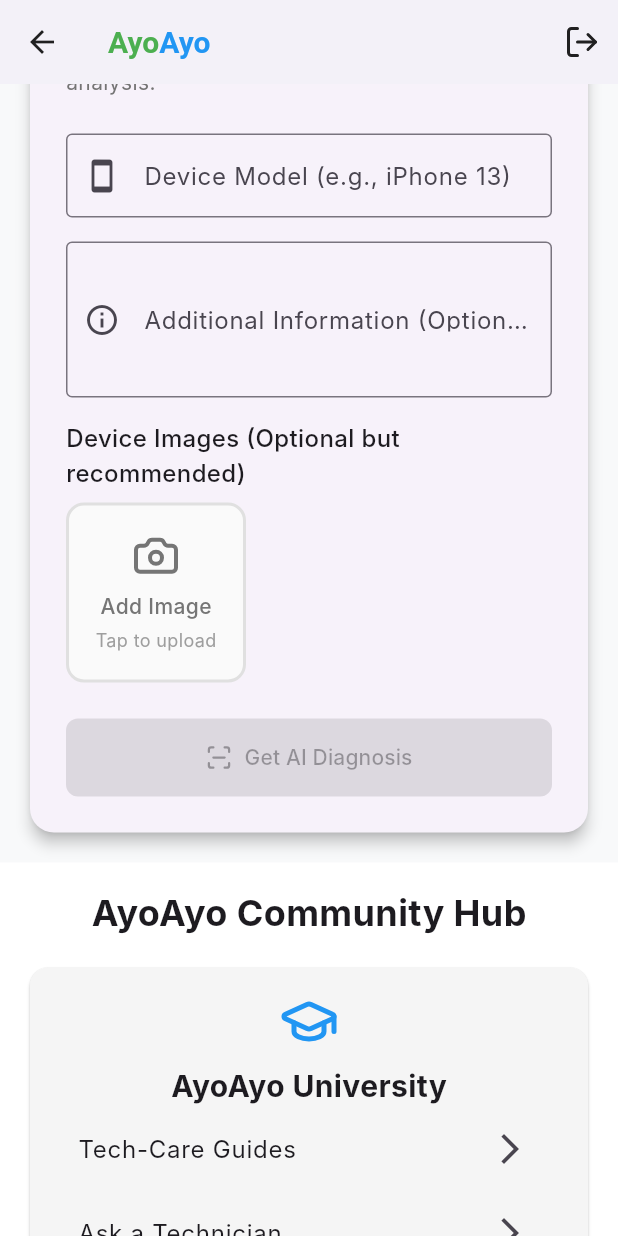
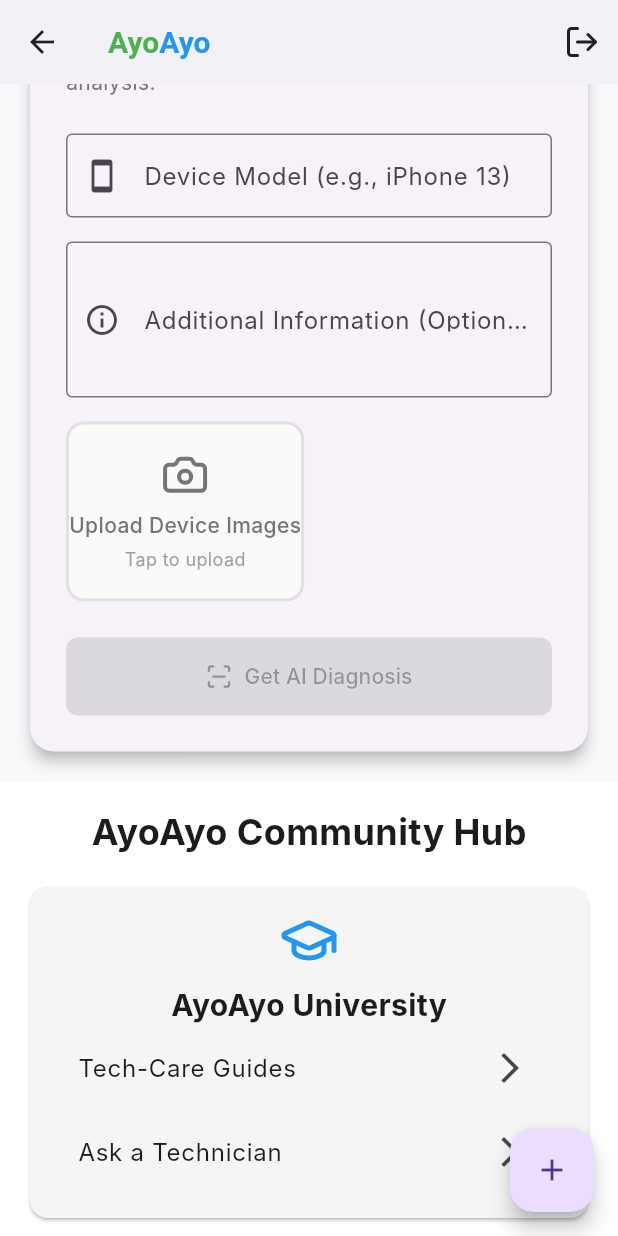
Before and after one commit to LemuelAbellana/Q2_AyoAyo_Abellana_Jamora_Fernando, a Flutter app: the HomeScreen screen opened by its route, scrolled down 576 dp, on a phone screen of 412 x 824 dp. Run offline on Flutter 3.47's test engine with Material 3 defaults, Android fonts, the phone set to English and light mode, and no system bars; our stand-ins replace google_generative_ai, image_picker, lucide_flutter; Roboto replaces fonts that are missing (Inter).

Commit message:
Updated Diagnosis

```diff
--- a/lib/providers/diagnosis_provider.dart
+++ b/lib/providers/diagnosis_provider.dart
@@ -11,7 +11,6 @@
   String _deviceModel = '';
   String _additionalInfo = '';
   final List<File> _selectedImages = [];
-  final List<Uint8List> _imageBytes = []; // For web compatibility
 
   // Results
   DiagnosisResult? _currentResult;
@@ -22,7 +21,6 @@
   String get deviceModel => _deviceModel;
   String get additionalInfo => _additionalInfo;
   List<File> get selectedImages => List.unmodifiable(_selectedImages);
-  List<Uint8List> get imageBytes => List.unmodifiable(_imageBytes);
   DiagnosisResult? get currentResult => _currentResult;
   bool get isLoading => _isLoading;
   String? get error => _error;
@@ -40,13 +38,16 @@
     notifyListeners();
   }
 
-  void addImage(File image, [Uint8List? bytes]) {
+  void setSelectedImages(List<File> images) {
+    _selectedImages.clear();
+    _selectedImages.addAll(images);
+    notifyListeners();
+  }
+
+  void addImage(File image) {
     if (_selectedImages.length < 3) {
       // Limit to 3 images
       _selectedImages.add(image);
-      if (bytes != null) {
-        _imageBytes.add(bytes);
-      }
       notifyListeners();
     }
   }
@@ -54,16 +55,12 @@
   void removeImage(int index) {
     if (index >= 0 && index < _selectedImages.length) {
       _selectedImages.removeAt(index);
-      if (index < _imageBytes.length) {
-        _imageBytes.removeAt(index);
-      }
       notifyListeners();
     }
   }
 
   void clearImages() {
     _selectedImages.clear();
-    _imageBytes.clear();
     notifyListeners();
   }
 
@@ -84,7 +81,6 @@
       final diagnosis = DeviceDiagnosis(
         deviceModel: _deviceModel,
         images: _selectedImages,
-        imageBytes: kIsWeb ? _imageBytes : null,
         additionalInfo: _additionalInfo.isEmpty ? null : _additionalInfo,
       );
 
@@ -104,7 +100,6 @@
     _deviceModel = '';
     _additionalInfo = '';
     _selectedImages.clear();
-    _imageBytes.clear();
     _currentResult = null;
     _error = null;
     _isLoading = false;
--- a/lib/screens/home_screen.dart
+++ b/lib/screens/home_screen.dart
@@ -4,7 +4,8 @@
 import '/widgets/home/about_section.dart';
 import '/widgets/home/community_hub.dart';
 import '/widgets/home/hero_section.dart';
-import '/widgets/shared/app_footer.dart';
+import 'package:ayoayo/screens/device_passport_form_screen.dart';
+import 'package:ayoayo/widgets/shared/app_footer.dart';
 
 class HomeScreen extends StatefulWidget {
   const HomeScreen({super.key});
@@ -67,6 +68,17 @@
           ],
         ),
       ),
+      floatingActionButton: FloatingActionButton(
+        onPressed: () {
+          Navigator.push(
+            context,
+            MaterialPageRoute(
+              builder: (context) => const DevicePassportFormScreen(),
+            ),
+          );
+        },
+        child: const Icon(Icons.add),
+      ),
     );
   }
 }
--- a/lib/services/gemini_diagnosis_service.dart
+++ b/lib/services/gemini_diagnosis_service.dart
@@ -1,8 +1,10 @@
 import 'dart:convert';
 import 'dart:io';
 import 'package:google_generative_ai/google_generative_ai.dart';
-import '/models/device_diagnosis.dart';
-import '/config/api_config.dart';
+import 'package:ayoayo/services/knowledge_base.dart';
+import 'package:ayoayo/models/device_diagnosis.dart';
+import 'package:ayoayo/config/api_config.dart';
+import 'package:ayoayo/services/knowledge_base.dart';
 
 class GeminiDiagnosisService {
   static const String _apiKey = ApiConfig.geminiApiKey;
@@ -11,35 +13,59 @@
 
   // Knowledge base for device diagnostics
   static const String _knowledgeBase = '''
-  DEVICE DIAGNOSTIC KNOWLEDGE BASE:
+  DEVICE DIAGNOSTIC KNOWLEDGE BASE (Philippines & Davao Market Focus):
 
-  Common Device Issues:
-  - Battery degradation: Usually occurs after 2-3 years, identified by rapid discharge, overheating
-  - Screen damage: Cracks, dead pixels, touch responsiveness issues
-  - Water damage: Corrosion, non-responsive components, moisture indicators
-  - Software issues: Slow performance, crashes, unresponsive apps
-  - Hardware failures: Speaker/microphone problems, camera issues, charging port damage
+  **1. Common Device Issues & Symptoms:**
+  - **Battery Degradation:** Rapid discharge (<80% health), overheating during charging, unexpected shutdowns. Common after 2-3 years.
+  - **Screen Damage:**
+    - *LCD/OLED Failure:* Black spots, green lines, unresponsive touch, "ghost touch."
+    - *Physical Damage:* Visible cracks, deep scratches.
+  - **Water Damage:** Discolored moisture indicators (usually inside SIM tray), foggy camera lens, corroded charging port, unresponsive buttons.
+  - **Software Issues:** Frequent app crashes, slow UI, boot loops, failed updates.
+  - **Hardware Failures:**
+    - *Speaker/Mic:* Crackling audio, no sound during calls.
+    - *Camera:* Blurry photos, black screen in camera app, focus issues.
+    - *Charging Port:* Loose connection, requires specific cable angle to charge, no charging.
+  - **Motherboard/Logic Board Issues:** No power, no display even with a new screen, overheating with no specific cause.
 
-  Device Value Factors:
-  - Age of device (major factor)
-  - Market demand and availability
-  - Condition (screen, battery, hardware)
-  - Storage capacity
-  - Regional market conditions (Philippines/Davao)
-  - Brand reputation and support
+  **2. Device Value Factors (Philippines Context):**
+  - **Age & Model:** Newer models (iPhone 12+, Samsung S21+) retain value well. Older models (iPhone 8, Samsung S9) have lower but stable value.
+  - **Market Demand (Davao):** High demand for iPhones, Samsung A-series, and budget brands like Xiaomi/Realme.
+  - **Condition:**
+    - *Pristine/Mint:* No visible flaws. Highest value.
+    - *Good:* Minor, barely visible scratches.
+    - *Fair:* Visible scratches, minor dents.
+    - *Damaged:* Cracked screen/back, major dents, known hardware issues. Lowest value.
+  - **Storage Capacity:** Higher storage (128GB+) significantly increases value.
+  - **"GPP" / Carrier Locked Units:** Lower value than "Factory Unlocked" (FU) units.
+  - **Repairs History:** Use of non-original parts (replacement screens/batteries) can lower value.
 
-  Repair Cost Estimates (Philippines market):
-  - iPhone screen replacement: ₱3,000-₱8,000
-  - Android screen replacement: ₱1,500-₱5,000
-  - Battery replacement: ₱800-₱3,000
-  - Charging port repair: ₱500-₱2,000
-  - Water damage repair: ₱2,000-₱10,000
+  **3. Repair Cost Estimates (Davao City, Greenhills price reference):**
+  - **iPhone Screen:**
+    - *LCD (iPhone 8-11):* ₱2,500 - ₱4,000
+    - *OLED (iPhone X-14):* ₱5,000 - ₱12,000
+  - **Android Screen:**
+    - *LCD (Budget models):* ₱1,500 - ₱3,000
+    - *OLED (Samsung A-series, etc.):* ₱3,500 - ₱7,000
+    - *Curved OLED (Flagships):* ₱8,000 - ₱15,000
+  - **Battery Replacement:**
+    - *iPhone:* ₱1,200 - ₱2,500
+    - *Android:* ₱800 - ₱2,000
+  - **Charging Port Flex:** ₱800 - ₱1,800
+  - **Water Damage Cleaning/Diagnosis:** ₱1,500 - ₱3,000 (no guarantee of fix)
+  - **Motherboard Repair (Micro-soldering):** ₱3,000 - ₱10,000+ (high risk)
 
-  Recommended Actions:
-  - High value devices (>₱15,000): Consider repair if cost <40% of current value
-  - Medium value devices (₱5,000-₱15,000): Evaluate repair vs replacement
-  - Low value devices (<₱5,000): Consider donation or recycling
-  - Devices with multiple issues: Often better to recycle or donate
+  **4. Model-Specific Information & Estimated Second-hand Value (Good Condition, FU):**
+  - **iPhone 13 (128GB):** ~₱30,000 - ₱35,000. *Common issue: Occasional green screen tint.*
+  - **iPhone 11 (64GB):** ~₱15,000 - ₱18,000. *Common issue: LCD discoloration at edges.*
+  - **Samsung A52s (128GB):** ~₱10,000 - ₱12,000. *Common issue: Minor software bugs.*
+  - **Xiaomi Note 10 Pro (128GB):** ~₱7,000 - ₱9,000. *Common issue: "Ghost touch" on some units.*
+
+  **5. Recommended Actions Logic:**
+  - **High Value (>₱20,000):** Repair is viable if cost is < 40% of post-repair value.
+  - **Medium Value (₱8,000 - ₱20,000):** Repair if essential (screen, battery). Multiple issues may not be worth it.
+  - **Low Value (<₱8,000):** Minor repairs only. Often better to sell "as-is" for parts, donate, or recycle.
+  - **Cracked Screen + Other Major Issue:** Usually not worth repairing unless it's a very new model.
   ''';
 
   GeminiDiagnosisService() {
@@ -62,8 +88,11 @@
         imageAnalysis = await _analyzeDeviceImages(diagnosis.images);
       }
 
+      // Get relevant knowledge from the knowledge base
+      final relevantKnowledge = await _getRelevantKnowledge(diagnosis);
+
       // Create comprehensive prompt using RAG approach
-      final prompt = _buildDiagnosisPrompt(diagnosis, imageAnalysis);
+      final prompt = _buildDiagnosisPrompt(diagnosis, imageAnalysis, relevantKnowledge);
 
       // Generate AI analysis
       final response = await _model.generateContent([Content.text(prompt)]);
@@ -112,15 +141,22 @@
     }
   }
 
+  Future<String> _getRelevantKnowledge(DeviceDiagnosis diagnosis) async {
+    // For now, we'll just return the entire knowledge base.
+    // In the future, we can implement a more sophisticated retrieval mechanism.
+    return KnowledgeBase.RAGData;
+  }
+
   String _buildDiagnosisPrompt(
     DeviceDiagnosis diagnosis,
     String imageAnalysis,
+    String relevantKnowledge,
   ) {
     return '''
     MOBILE DEVICE DIAGNOSTIC SYSTEM
 
     KNOWLEDGE BASE:
-    $_knowledgeBase
+    $relevantKnowledge
 
     DEVICE TO ANALYZE:
     - Model: ${diagnosis.deviceModel}
--- a/lib/widgets/diagnosis/diagnosis_form.dart
+++ b/lib/widgets/diagnosis/diagnosis_form.dart
@@ -70,54 +70,10 @@
               },
             ),
             const SizedBox(height: 16),
-            Consumer<DiagnosisProvider>(
-              builder: (context, provider, child) {
-                final images = provider.selectedImages;
-                return Column(
-                  crossAxisAlignment: CrossAxisAlignment.start,
-                  children: [
-                    const Text(
-                      'Device Images (Optional but recommended)',
-                      style: TextStyle(
-                        fontSize: 16,
-                        fontWeight: FontWeight.w500,
-                      ),
-                    ),
-                    const SizedBox(height: 8),
-                    SizedBox(
-                      height: 120,
-                      child: ListView.builder(
-                        scrollDirection: Axis.horizontal,
-                        itemCount: (images.length < 3)
-                            ? images.length + 1
-                            : images.length,
-                        itemBuilder: (context, index) {
-                          if (index < images.length) {
-                            return Container(
-                              width: 120,
-                              margin: const EdgeInsets.only(right: 16),
-                              child: ImageUploadPlaceholder(
-                                label: 'Image ${index + 1}',
-                                selectedImage: images[index],
-                                imageBytes: index < provider.imageBytes.length
-                                    ? provider.imageBytes[index]
-                                    : null,
-                              ),
-                            );
-                          } else {
-                            return Container(
-                              width: 120,
-                              margin: const EdgeInsets.only(right: 16),
-                              child: const ImageUploadPlaceholder(
-                                label: 'Add Image',
-                              ),
-                            );
-                          }
-                        },
-                      ),
-                    ),
-                  ],
-                );
+            ImageUploadPlaceholder(
+              label: 'Upload Device Images',
+              onImagesSelected: (imageFiles) {
+                context.read<DiagnosisProvider>().setSelectedImages(imageFiles);
               },
             ),
             const SizedBox(height: 24),
--- a/lib/widgets/diagnosis/image_upload_placeholder.dart
+++ b/lib/widgets/diagnosis/image_upload_placeholder.dart
@@ -3,26 +3,31 @@
 import 'package:flutter/material.dart';
 import 'package:lucide_flutter/lucide_flutter.dart';
 import 'package:image_picker/image_picker.dart';
-import 'package:provider/provider.dart';
-import '/providers/diagnosis_provider.dart';
 
-class ImageUploadPlaceholder extends StatelessWidget {
+
+class ImageUploadPlaceholder extends StatefulWidget {
   final String label;
-  final File? selectedImage;
-  final Uint8List? imageBytes; // For web compatibility
-  final VoidCallback? onImageSelected;
+  final Function(List<File>) onImagesSelected;
 
   const ImageUploadPlaceholder({
     super.key,
     required this.label,
-    this.selectedImage,
-    this.imageBytes,
-    this.onImageSelected,
+    required this.onImagesSelected,
   });
 
   @override
+  State<ImageUploadPlaceholder> createState() => _ImageUploadPlaceholderState();
+}
+
+class _ImageUploadPlaceholderState extends State<ImageUploadPlaceholder> {
+  final List<File> _selectedImages = [];
+  final ImagePicker _picker = ImagePicker();
+
+  @override
   Widget build(BuildContext context) {
-    return Container(
+    return Column(
+      children: [
+        Container(
           height: 120,
           decoration: BoxDecoration(
             border: Border.all(color: Colors.grey.shade300, width: 2),
@@ -32,56 +37,8 @@
           child: InkWell(
             onTap: () => _pickImage(context),
             borderRadius: BorderRadius.circular(12),
-        child: (selectedImage != null || imageBytes != null)
-            ? Stack(
-                children: [
-                  ClipRRect(
-                    borderRadius: BorderRadius.circular(12),
-                    child: kIsWeb && imageBytes != null
-                        ? Image.memory(
-                            imageBytes!,
-                            fit: BoxFit.cover,
-                            width: double.infinity,
-                            height: double.infinity,
-                          )
-                        : selectedImage != null
-                        ? Image.file(
-                            selectedImage!,
-                            fit: BoxFit.cover,
-                            width: double.infinity,
-                            height: double.infinity,
-                          )
-                        : Container(
-                            color: Colors.grey[300],
-                            child: const Icon(Icons.error),
-                          ),
-                  ),
-                  Positioned(
-                    top: 4,
-                    right: 4,
-                    child: Container(
-                      decoration: const BoxDecoration(
-                        color: Colors.red,
-                        shape: BoxShape.circle,
-                      ),
-                      child: IconButton(
-                        icon: const Icon(
-                          Icons.close,
-                          color: Colors.white,
-                          size: 16,
-                        ),
-                        padding: EdgeInsets.zero,
-                        constraints: const BoxConstraints(
-                          minWidth: 24,
-                          minHeight: 24,
-                        ),
-                        onPressed: () => _removeImage(context),
-                      ),
-                    ),
-                  ),
-                ],
-              )
-            : Column(
+            child: _selectedImages.isEmpty
+                ? Column(
                     mainAxisAlignment: MainAxisAlignment.center,
                     children: [
                       Icon(
@@ -91,7 +48,7 @@
                       ),
                       const SizedBox(height: 8),
                       Text(
-                    label,
+                        widget.label,
                         style: TextStyle(
                           color: Colors.grey.shade600,
                           fontWeight: FontWeight.w500,
@@ -103,20 +60,60 @@
                         style: TextStyle(color: Colors.grey.shade500, fontSize: 12),
                       ),
                     ],
+                  )
+                : ListView.builder(
+                    scrollDirection: Axis.horizontal,
+                    itemCount: _selectedImages.length,
+                    itemBuilder: (context, index) {
+                      final imageFile = _selectedImages[index];
+                      return Padding(
+                        padding: const EdgeInsets.all(8.0),
+                        child: Stack(
+                          children: [
+                            ClipRRect(
+                              borderRadius: BorderRadius.circular(8),
+                              child: Image.file(
+                                imageFile,
+                                width: 100,
+                                height: 100,
+                                fit: BoxFit.cover,
                               ),
                             ),
+                            Positioned(
+                              top: 0,
+                              right: 0,
+                              child: GestureDetector(
+                                onTap: () => _removeImage(index),
+                                child: Container(
+                                  decoration: BoxDecoration(
+                                    color: Colors.red.shade700,
+                                    shape: BoxShape.circle,
+                                  ),
+                                  child: const Icon(
+                                    Icons.close,
+                                    color: Colors.white,
+                                    size: 18,
+                                  ),
+                                ),
+                              ),
+                            ),
+                          ],
+                        ),
+                      );
+                    },
+                  ),
+          ),
+        ),
+      ],
     );
   }
 
   Future<void> _pickImage(BuildContext context) async {
-    final ImagePicker picker = ImagePicker();
-
-    // Show dialog to choose between camera and gallery
     final ImageSource? source = await showDialog<ImageSource>(
       context: context,
       builder: (BuildContext context) {
         return AlertDialog(
-          title: Text('Select Image Source for $label'),
+          title: Text('Select Image Source for ${widget.label}'),
           content: Column(
             mainAxisSize: MainAxisSize.min,
             children: [
@@ -138,37 +135,17 @@
 
     if (source != null) {
       try {
-        final XFile? pickedFile = await picker.pickImage(
-          source: source,
+        final List<XFile>? pickedFiles = await _picker.pickMultiImage(
           maxWidth: 1024,
           maxHeight: 1024,
           imageQuality: 85,
         );
 
-        if (pickedFile != null) {
-          if (context.mounted) {
-            final diagnosisProvider = Provider.of<DiagnosisProvider>(
-              context,
-              listen: false,
-            );
-
-            if (kIsWeb) {
-              // For web, read as bytes
-              final bytes = await pickedFile.readAsBytes();
-              final File dummyFile = File(
-                pickedFile.path,
-              ); // Keep for compatibility
-              diagnosisProvider.addImage(dummyFile, bytes);
-            } else {
-              // For mobile, use file directly
-              final File imageFile = File(pickedFile.path);
-              diagnosisProvider.addImage(imageFile);
-            }
-
-            if (onImageSelected != null) {
-              onImageSelected!();
-            }
-          }
+        if (pickedFiles != null && pickedFiles.isNotEmpty) {
+          setState(() {
+            _selectedImages.addAll(pickedFiles.map((xFile) => File(xFile.path)).toList());
+          });
+          widget.onImagesSelected(_selectedImages);
         }
       } catch (e) {
         if (context.mounted) {
@@ -180,19 +157,10 @@
     }
   }
 
-  void _removeImage(BuildContext context) {
-    final diagnosisProvider = Provider.of<DiagnosisProvider>(
-      context,
-      listen: false,
-    );
-    final images = diagnosisProvider.selectedImages;
-
-    // Find the index of this image and remove it
-    if (selectedImage != null) {
-      final index = images.indexWhere((img) => img.path == selectedImage!.path);
-      if (index != -1) {
-        diagnosisProvider.removeImage(index);
+  void _removeImage(int index) {
+    setState(() {
+      _selectedImages.removeAt(index);
+    });
+    widget.onImagesSelected(_selectedImages);
   }
 }
-  }
-}
```
Also changed, not shown: lib/models/device_passport.dart (added, +55 -0 lines), lib/screens/device_passport_form_screen.dart (added, +64 -0 lines), lib/screens/device_passport_screen.dart (added, +58 -0 lines), lib/services/knowledge_base.dart (added, +58 -0 lines), lib/widgets/diagnosis/device_passport_form.dart (added, +87 -0 lines), lib/widgets/diagnosis/recommendations_view.dart (added, +45 -0 lines). Lines whose indentation alone changed are shown as unchanged.
